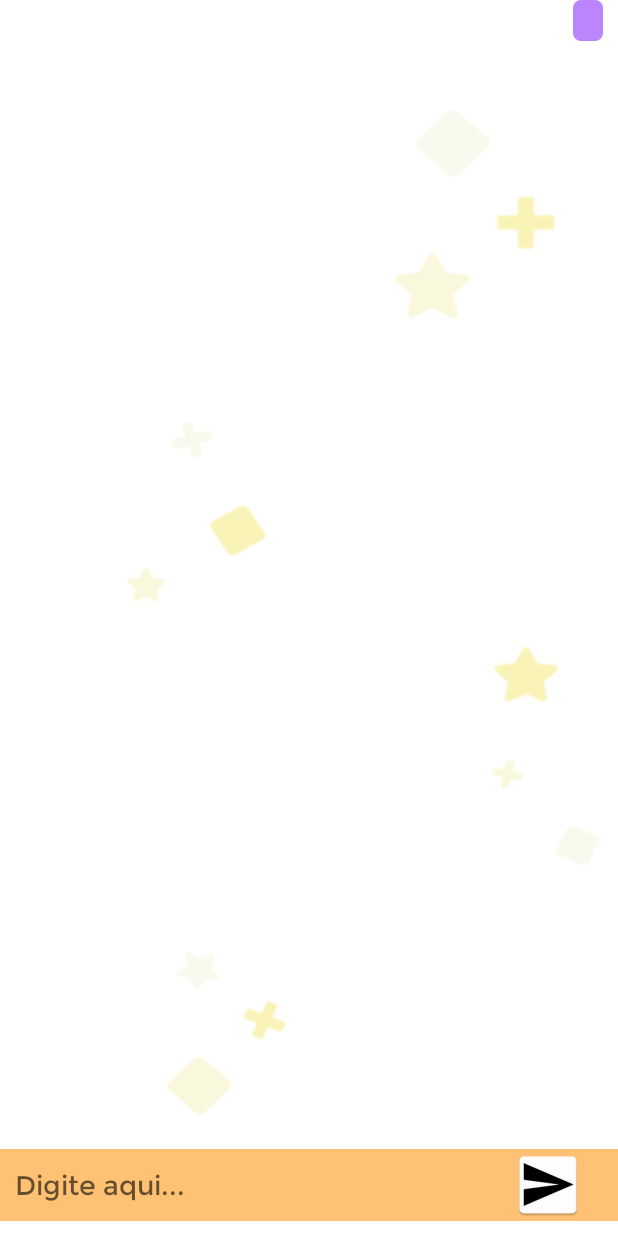
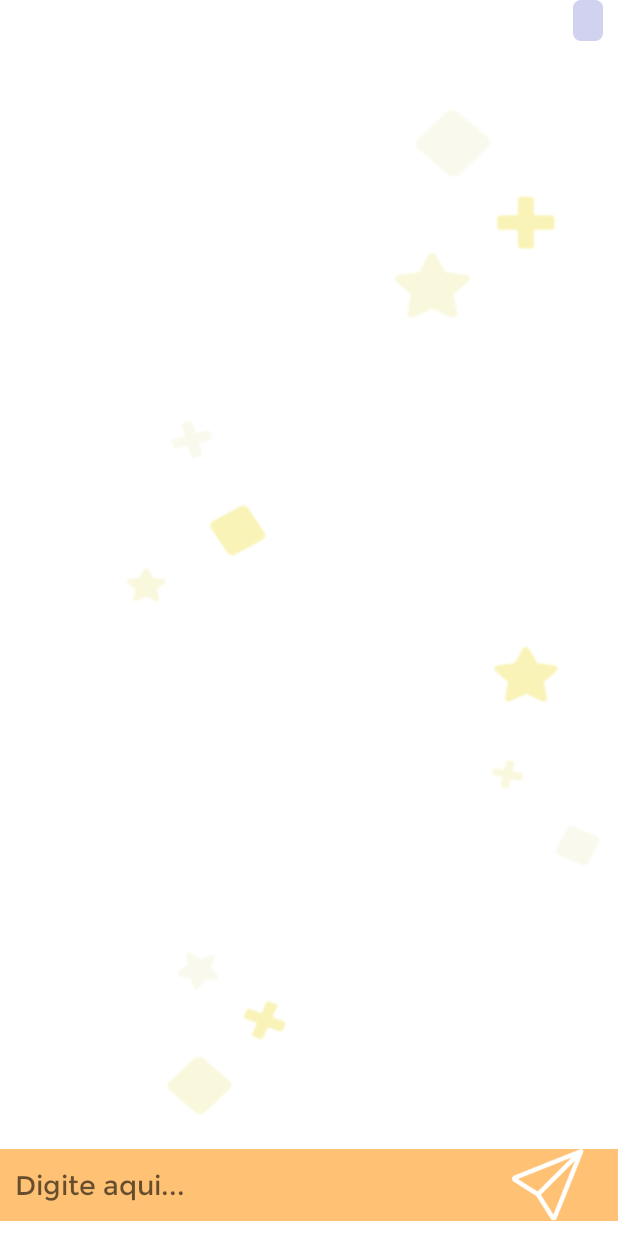
Before and after one commit to lucasdj-sampaio/FreddinhoApp, an Android app: the WatsonChat screen opened directly, with no data from a screen before it, after a tap on an icon or button, on a phone screen of 412 x 824 dp. Run offline under Robolectric (Android 15) with nearby library versions, the light colour scheme and no system bars; libraries missing offline, so code that uses them is left out: com.ibm.cloud, com.ibm.watson; pictures from the network do not load; 11 statements that could not run were skipped.

Commit message:
Atualização de front

```diff
--- a/app/src/main/res/drawable/bg_bubble_self.xml
+++ b/app/src/main/res/drawable/bg_bubble_self.xml
@@ -3,7 +3,7 @@
     android:shape="rectangle">
 
     <!-- view background color -->
-    <solid android:color="@color/purple_200"></solid>
+    <solid android:color="@color/blue"></solid>
 
 
     <!-- If you want to add some padding -->
```
Also changed, not shown: app/src/main/res/ic_send.png (added), app/src/main/res/mipmap-hdpi/ic_send.png, app/src/main/res/mipmap-mdpi/ic_send.png, app/src/main/res/mipmap-xhdpi/ic_send.png, app/src/main/res/mipmap-xxhdpi/ic_send.png, app/src/main/res/mipmap-xxxhdpi/ic_send.png.
